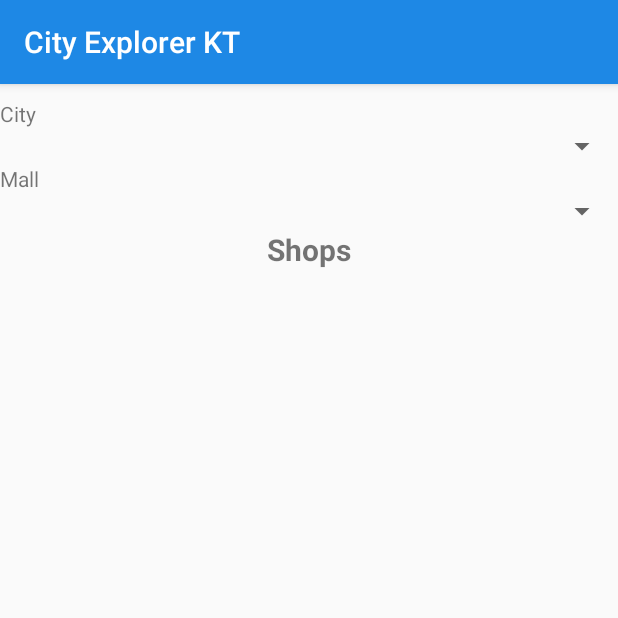
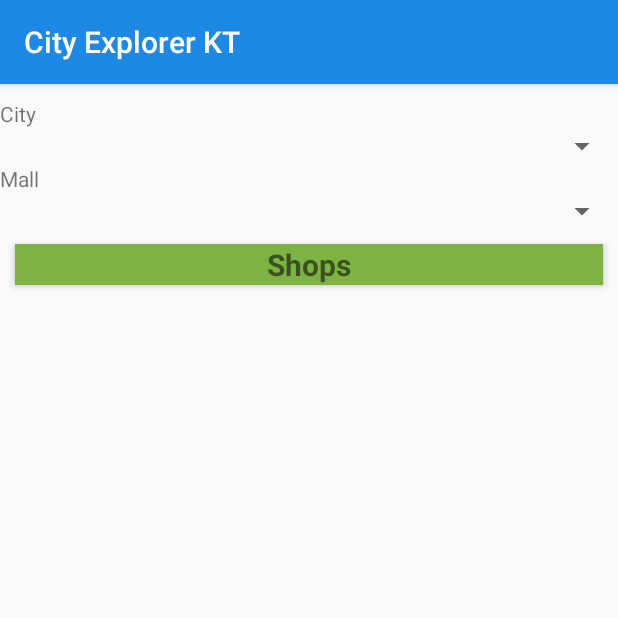
Before and after one commit to robbylebotha/CityExplorerKT, an Android app: the screen it shows after launch (MainActivity), on a phone screen of 412 x 824 dp, the top half of it. Run offline under Robolectric (Android 15) with nearby library versions, the phone set to English and light mode, and no system bars; 1 statement that could not run was skipped.

Commit message:
UI improvement.

```diff
--- a/app/src/main/res/layout/activity_main.xml
+++ b/app/src/main/res/layout/activity_main.xml
@@ -43,6 +43,11 @@
             android:layout_width="match_parent"
             android:layout_height="wrap_content"
             android:text="@string/label_shop"
+            android:background="@color/colorAccent"
+            android:layout_marginLeft="10sp"
+            android:layout_marginRight="10sp"
+            android:layout_marginTop="10sp"
+            android:elevation="05px"
             android:textStyle="bold"
             android:textAlignment="center"
             android:textSize="20sp"/>
@@ -59,6 +64,7 @@
             android:id="@+id/recycler_main"
             android:layout_width="match_parent"
             android:layout_height="match_parent"
+            android:layout_marginTop="8sp"
             app:layout_constraintBottom_toBottomOf="parent"
             app:layout_constraintLeft_toLeftOf="parent"
             app:layout_constraintRight_toRightOf="parent"
```
Also changed, not shown: app/src/main/java/it/ads/app/cityexplorerkt/activities/MainActivity.kt (+42 -1 lines).
